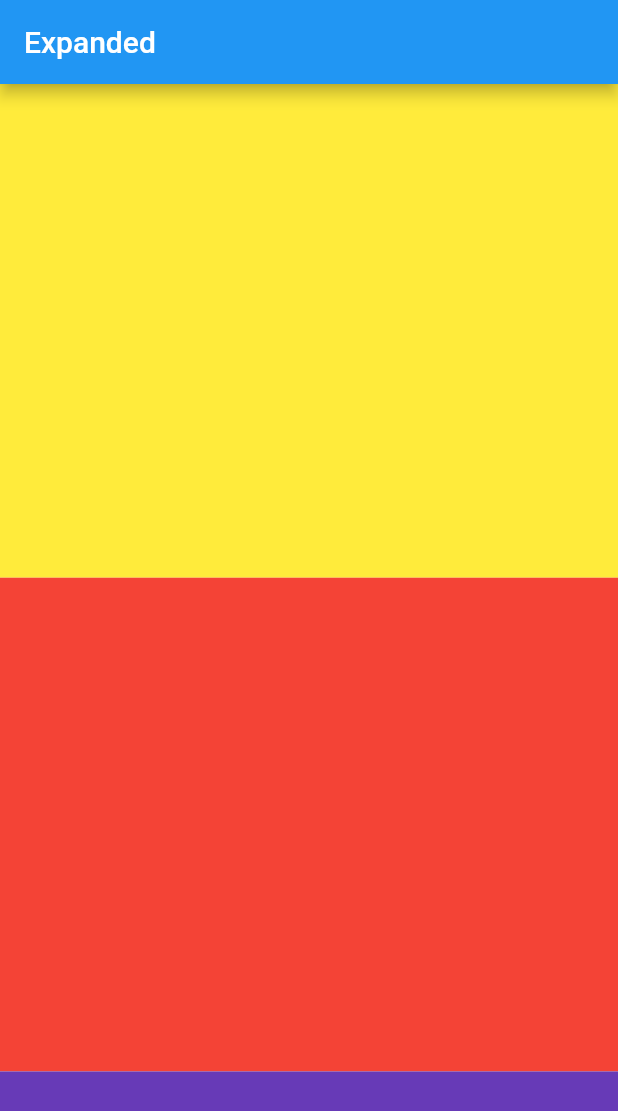
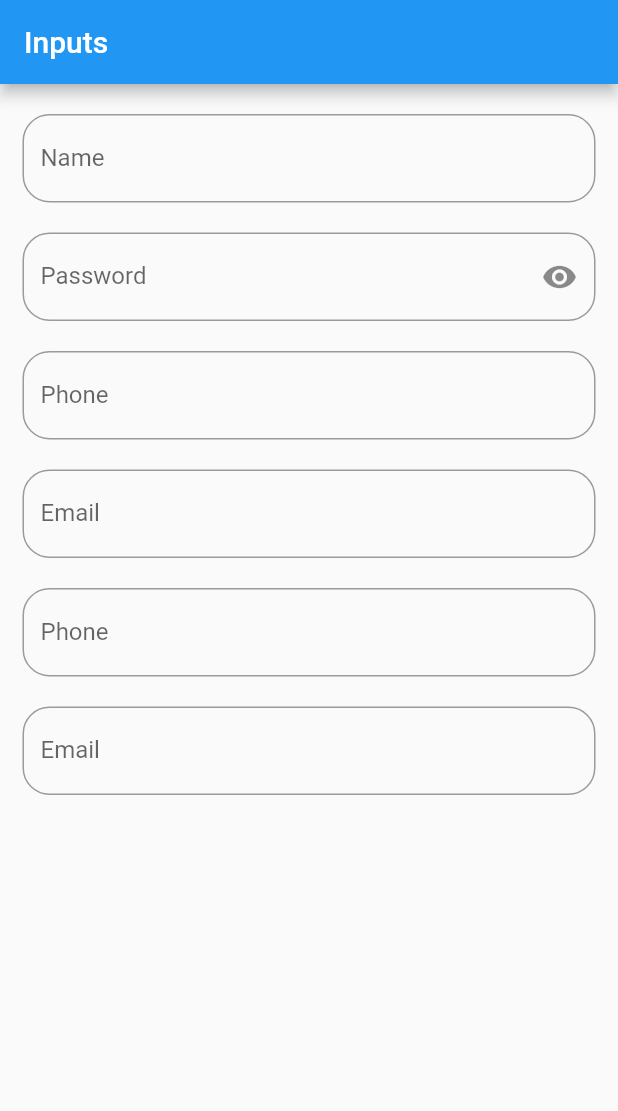
Before and after one commit to gquinodeveloper/g62_app_componentes, a Flutter app: the screen it shows after launch, on a phone screen of 412 x 824 dp. Shown: the top 1111 px of the screen. Run offline on Flutter 3.47's test engine with Material 2 defaults, Android fonts, the phone set to English and light mode, and no system bars; our stand-ins replace dio.

Commit message:
Versión final

```diff
--- a/lib/main.dart
+++ b/lib/main.dart
@@ -3,6 +3,10 @@ import 'package:g62_app_componentes/ui/alerts_view.dart';
 import 'package:g62_app_componentes/ui/avatar_view.dart';
 import 'package:g62_app_componentes/ui/cards_view.dart';
 import 'package:g62_app_componentes/ui/expanded_view.dart';
+import 'package:g62_app_componentes/ui/input_view.dart';
+import 'package:g62_app_componentes/ui/listview_builder_view.dart';
+import 'package:g62_app_componentes/ui/listview_view.dart';
+import 'package:g62_app_componentes/ui/stacks_view.dart';
 
 void main() {
   runApp(const MyApp());
@@ -19,7 +23,7 @@ class MyApp extends StatelessWidget {
       theme: ThemeData(
         primarySwatch: Colors.blue,
       ),
-      home: const ExpandedView(),
+      home: const InputView(),
     );
   }
 }
--- /dev/null
+++ b/lib/ui/input_view.dart
@@ -0,0 +1,92 @@
+import 'package:flutter/material.dart';
+
+class InputView extends StatelessWidget {
+  const InputView({Key? key}) : super(key: key);
+
+  @override
+  Widget build(BuildContext context) {
+    return Scaffold(
+      resizeToAvoidBottomInset: true,
+      appBar: AppBar(
+        title: const Text("Inputs"),
+      ),
+      body: Container(
+        margin: const EdgeInsets.only(
+          top: 20.0,
+          left: 15.0,
+          right: 15.0,
+        ),
+        child: ListView(
+          children: [
+            _inputText(),
+            SizedBox(height: 20.0),
+            _inputTextPassword(),
+            SizedBox(height: 20.0),
+            _inputTextPhone(),
+            SizedBox(height: 20.0),
+            _inputTextEmail(),
+            SizedBox(height: 20.0),
+            _inputTextPhone(),
+            SizedBox(height: 20.0),
+            _inputTextEmail(),
+          ],
+        ),
+      ),
+    );
+  }
+
+  Widget _inputText() {
+    return TextField(
+      decoration: InputDecoration(
+        labelText: "Name",
+        hintText: "Please enter your name",
+        border: OutlineInputBorder(
+          borderRadius: BorderRadius.circular(18.0),
+        ),
+      ),
+      onChanged: (value) {
+        print("value: $value");
+      },
+    );
+  }
+
+  Widget _inputTextPassword() {
+    return TextField(
+      obscureText: true,
+      decoration: InputDecoration(
+        labelText: "Password",
+        hintText: "Please enter your password",
+        suffixIcon: const Icon(Icons.remove_red_eye),
+        border: OutlineInputBorder(
+          borderRadius: BorderRadius.circular(18.0),
+        ),
+      ),
+    );
+  }
+
+  Widget _inputTextPhone() {
+    return TextField(
+      keyboardType: TextInputType.phone,
+      decoration: InputDecoration(
+        labelText: "Phone",
+        hintText: "Please enter your phone",
+        border: OutlineInputBorder(
+          borderRadius: BorderRadius.circular(18.0),
+        ),
+      ),
+    );
+  }
+
+  Widget _inputTextEmail() {
+    return TextField(
+      keyboardType: TextInputType.emailAddress,
+      decoration: InputDecoration(
+        labelText: "Email",
+        hintText: "Please enter your Email",
+        border: OutlineInputBorder(
+          borderRadius: BorderRadius.circular(18.0),
+        ),
+      ),
+    );
+  }
+}
--- a/pubspec.yaml
+++ b/pubspec.yaml
@@ -34,6 +34,7 @@ dependencies:
   # The following adds the Cupertino Icons font to your application.
   # Use with the CupertinoIcons class for iOS style icons.
   cupertino_icons: ^1.0.2
+  dio: ^4.0.6
 
 dev_dependencies:
   flutter_test:
```
Also changed, not shown: lib/models/response_user_model.dart (added, +67 -0 lines), lib/ui/listview_builder_view.dart (added, +67 -0 lines), lib/ui/listview_view.dart (added, +136 -0 lines), lib/ui/stacks_view.dart (added, +71 -0 lines), pubspec.lock.
